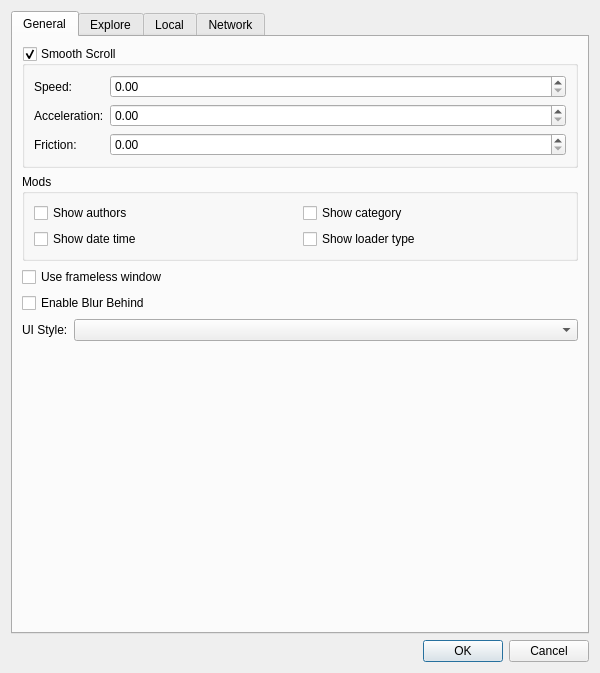
This is src/ui/preferences.ui in kaniol-lck/modmanager as Qt 5 draws it before an edit. The edited form follows.
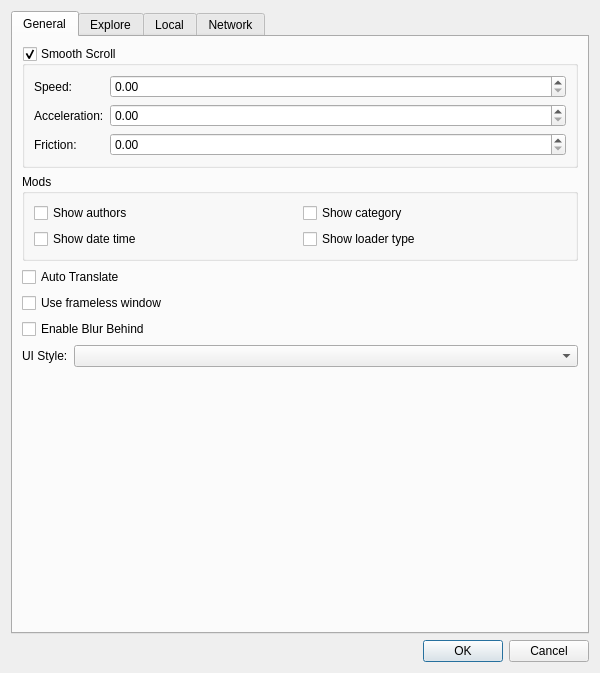
This is the edited form. Icons and pictures are not drawn.

```diff
--- a/src/ui/preferences.ui
+++ b/src/ui/preferences.ui
@@ -115,6 +115,13 @@
          </layout>
         </widget>
        </item>
+       <item>
+        <widget class="QCheckBox" name="autoTranslate">
+         <property name="text">
+          <string>Auto Translate</string>
+         </property>
+        </widget>
+       </item>
        <item>
         <widget class="QCheckBox" name="useFramelessWindow">
          <property name="text">
```
